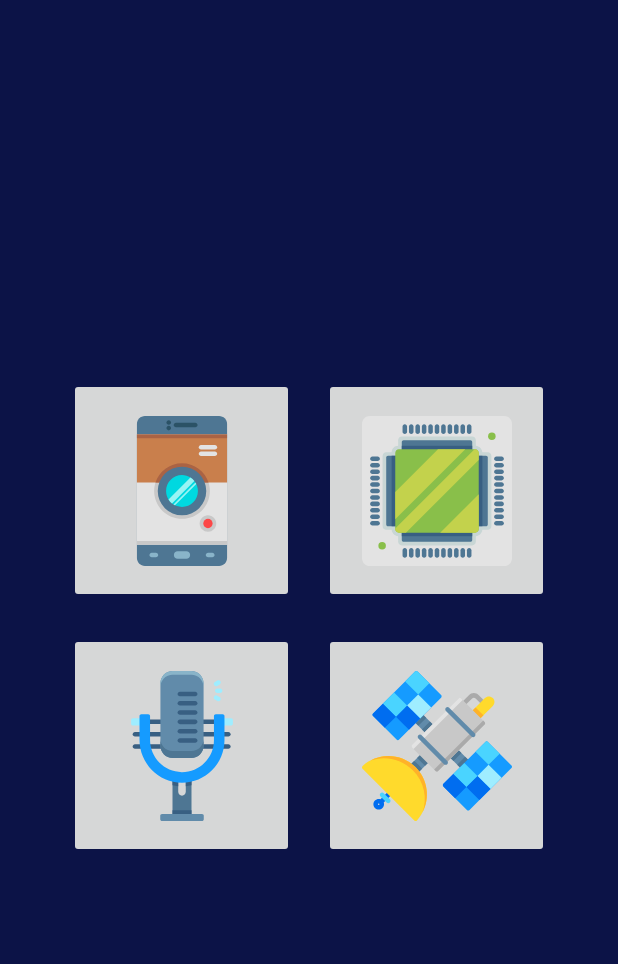
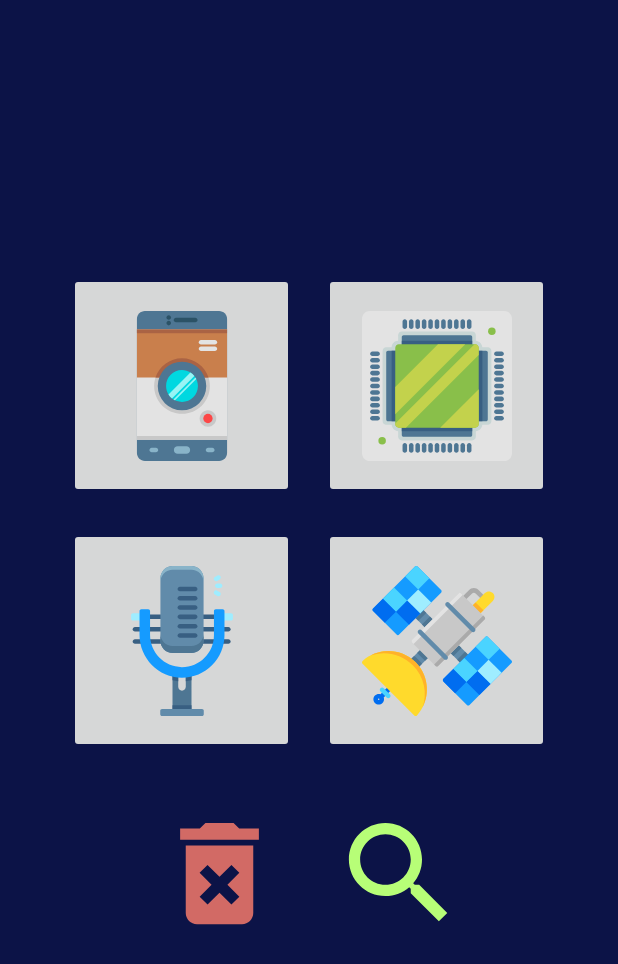
Before and after one commit to CURSOS-TEC/ContentProvider, an Android app: the screen it shows after launch (MainActivity), on a phone screen of 412 x 824 dp. Shown: the top 964 px of the screen. Run offline under Robolectric (Android 15) with nearby library versions, the phone set to English and light mode, and no system bars.

Commit message:
add, button to check sql insertions

```diff
--- a/app/src/main/res/drawable/ic_delete_forever_black_24dp.xml
+++ b/app/src/main/res/drawable/ic_delete_forever_black_24dp.xml
@@ -1,5 +1,5 @@
-<vector android:height="24dp" android:tint="#FE8D7F"
+<vector android:height="90dp" android:tint="#D26A65"
     android:viewportHeight="24.0" android:viewportWidth="24.0"
-    android:width="24dp" xmlns:android="http://schemas.android.com/apk/res/android">
+    android:width="90dp" xmlns:android="http://schemas.android.com/apk/res/android">
     <path android:fillColor="#FF000000" android:pathData="M6,19c0,1.1 0.9,2 2,2h8c1.1,0 2,-0.9 2,-2L18,7L6,7v12zM8.46,11.88l1.41,-1.41L12,12.59l2.12,-2.12 1.41,1.41L13.41,14l2.12,2.12 -1.41,1.41L12,15.41l-2.12,2.12 -1.41,-1.41L10.59,14l-2.13,-2.12zM15.5,4l-1,-1h-5l-1,1L5,4v2h14L19,4z"/>
 </vector>
--- a/app/src/main/res/drawable/ic_search_black_24dp.xml
+++ b/app/src/main/res/drawable/ic_search_black_24dp.xml
@@ -1,5 +1,5 @@
-<vector android:height="24dp" android:tint="#B7FE77"
+<vector android:height="90dp" android:tint="#B7FE77"
     android:viewportHeight="24.0" android:viewportWidth="24.0"
-    android:width="24dp" xmlns:android="http://schemas.android.com/apk/res/android">
+    android:width="90dp" xmlns:android="http://schemas.android.com/apk/res/android">
     <path android:fillColor="#FF000000" android:pathData="M15.5,14h-0.79l-0.28,-0.27C15.41,12.59 16,11.11 16,9.5 16,5.91 13.09,3 9.5,3S3,5.91 3,9.5 5.91,16 9.5,16c1.61,0 3.09,-0.59 4.23,-1.57l0.27,0.28v0.79l5,4.99L20.49,19l-4.99,-5zM9.5,14C7.01,14 5,11.99 5,9.5S7.01,5 9.5,5 14,7.01 14,9.5 11.99,14 9.5,14z"/>
 </vector>
--- a/app/src/main/res/layout/activity_main.xml
+++ b/app/src/main/res/layout/activity_main.xml
@@ -56,9 +56,26 @@
         </GridLayout>
         <LinearLayout
             android:orientation="horizontal"
-            android:layout_width="match_parent"
-            android:layout_height="wrap_content">
-
+            android:layout_width="wrap_content"
+            android:layout_height="wrap_content"
+            android:layout_margin="10dp"
+            android:gravity="center_vertical">
+            <ImageButton
+                android:id="@+id/main_activity_delete"
+                android:layout_height="100dp"
+                android:layout_width="100dp"
+                android:layout_margin="10dp"
+                android:src="@drawable/ic_delete_forever_black_24dp"
+                android:background="@color/transparent">
+            </ImageButton>
+            <ImageButton
+                android:id="@+id/main_activity_search"
+                android:layout_height="100dp"
+                android:layout_width="100dp"
+                android:layout_margin="10dp"
+                android:src="@drawable/ic_search_black_24dp"
+                android:background="@color/transparent">
+            </ImageButton>
         </LinearLayout>
 
 
```
